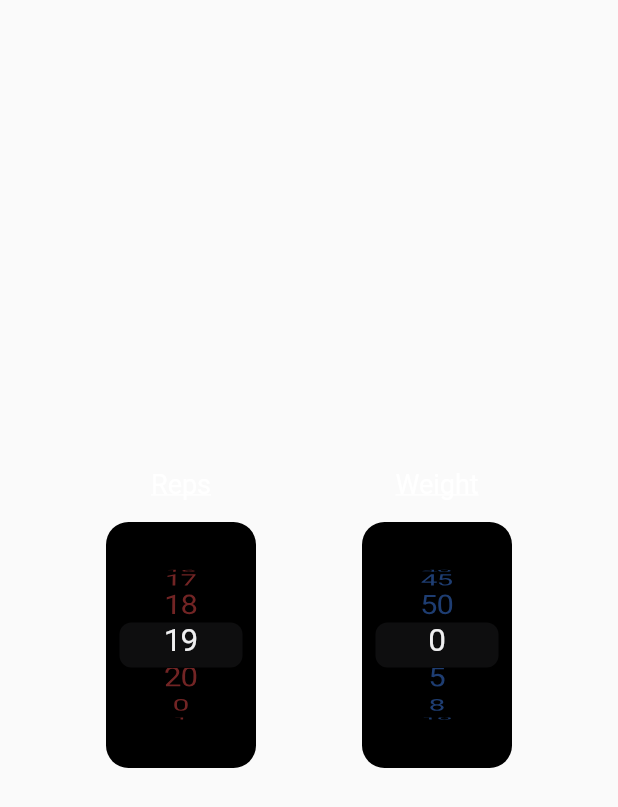
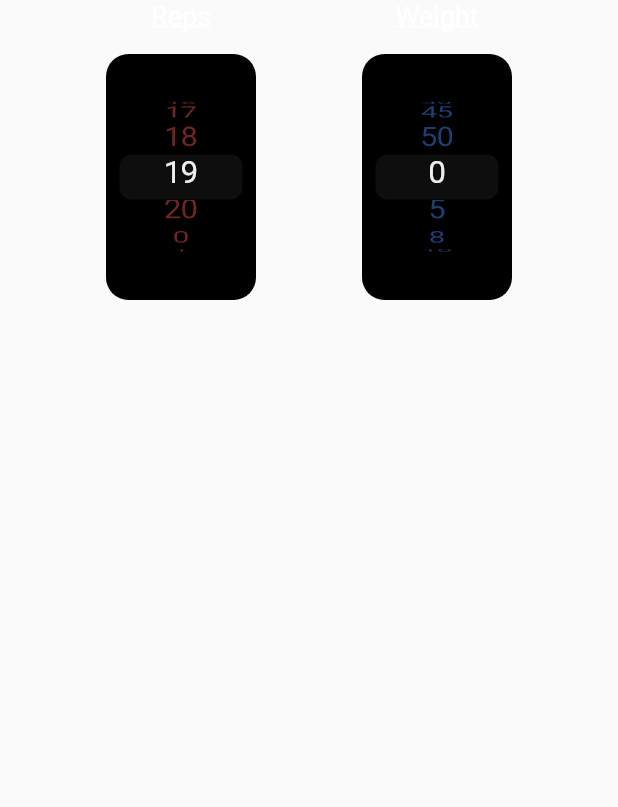
Before and after one commit to Fairfieldfred/myp90x_app, a Flutter app: the DefaultPickerView widget shown alone on an empty page, opened directly, after a tap on "19", on a phone screen of 412 x 824 dp. Shown: the top 807 px of the screen. Run offline on Flutter 3.47's test engine with Material 2 defaults, Android fonts, the phone set to English and light mode, and no system bars; our stand-ins replace sqflite, youtube_player_flutter; missing offline and left inert: dart:ffi; accounts and stored records are empty.

Commit message:
Colors and Pageview Scroll

```diff
--- a/lib/components/constants.dart
+++ b/lib/components/constants.dart
@@ -13,7 +13,7 @@ const kWorkoutNameTextStyle = TextStyle(
   // decoration: TextDecoration.underline,
 );
 const kProgramNameTextStyle = TextStyle(
-  fontSize: 30.0,
+  fontSize: 25.0,
   fontWeight: FontWeight.w900,
   decoration: TextDecoration.underline,
 );
--- a/lib/components/picker_views.dart
+++ b/lib/components/picker_views.dart
@@ -16,34 +16,21 @@ class _DefaultPickerViewState extends State<DefaultPickerView> {
   @override
   Widget build(BuildContext context) {
     final exerciseModel = context.watch<ExerciseModel>();
-    return  Column(
-      mainAxisAlignment: MainAxisAlignment.spaceEvenly,
-      children: [
-        Row(
+    return  Row(
       children: [
         Spacer(),
-            Column(
-              children: [
         SizedBox(
           height: 200.0,
           width: 100.0,
           child: RepPicker(),
         ),
-              ],
-            ),
         Spacer(),
-            Column(
-              children: [
         SizedBox(
           height: 200.0,
           width: 100.0,
           child: WeightPicker(),
         ),
-              ],
-            ),
         Spacer(),
-          ],
-        ),
       ],
     );
   }
--- a/lib/components/weight_picker.dart
+++ b/lib/components/weight_picker.dart
@@ -19,11 +19,9 @@ class _WeightPickerState extends State<WeightPicker> {
     final exerciseModel = context.watch<ExerciseModel>();
     FixedExtentScrollController _scrollController = FixedExtentScrollController(initialItem: weightToChoose.indexOf(exerciseModel.nextLastWeight));
 
-
     return Column(
       children: [
-        Text('Weight',
-            style: kPickerViewPickerTextStyle),
+        Text('Weight', style: kPickerViewPickerTextStyle),
         SizedBox(height: 15),
         Container(
           child: Expanded(
@@ -50,7 +48,6 @@ class _WeightPickerState extends State<WeightPicker> {
                     Text('$weight', style: TextStyle(
                         color: selected == weight ? Colors.white: Colors.blueAccent),)
                 ],
-
               ),
             ),
           ),
--- a/lib/main.dart
+++ b/lib/main.dart
@@ -17,7 +17,7 @@ class MyP90X extends StatelessWidget {
     return ChangeNotifierProvider(
       create: (_) => ExerciseModel(),
       child: MaterialApp(
-        initialRoute:  WelcomeScreen.id,
+        initialRoute:  MasterDetailPage.id,
         routes: {
           WelcomeScreen.id: (context) => WelcomeScreen(),
           DatabaseTestScreen.id: (context) => DatabaseTestScreen(),
--- a/lib/model/exercise_brain.dart
+++ b/lib/model/exercise_brain.dart
@@ -32,7 +32,7 @@ class ExerciseModel extends ChangeNotifier {
   int _nextLastWeight = 0;
   int get nextLastWeight => _nextLastWeight;
 
-  WorkoutData _currentWorkout = workouts[2];
+  WorkoutData _currentWorkout = workouts[0];
   WorkoutData get currentWorkout => _currentWorkout;
 
     void setCurrentWorkout(workout) {
--- a/lib/screens/master_detail_page.dart
+++ b/lib/screens/master_detail_page.dart
@@ -20,22 +20,27 @@ class _MasterDetailPageState extends State<MasterDetailPage> {
 
   @override
   Widget build(BuildContext context) {
+    final exerciseModel = context.watch<ExerciseModel>();
+    return Scaffold(
+      appBar: AppBar(
+        title: Text('My P90X WorkSheet',
+            style: kProgramNameTextStyle),
+        backgroundColor: Colors.black,
+      ),
 
-    return Scaffold(
-      appBar: AppBar(),
       body: OrientationBuilder(builder: (context, orientation) {
-        final exerciseModel = context.watch<ExerciseModel>();
+
         if (MediaQuery.of(context).size.width > 600) {
           isLargeScreen = true;
         } else {
           isLargeScreen = false;
         }
-
         return Row(children: <Widget>[
           Expanded(
+            flex: 1,
             child: WorkoutListView()
           ),
-          isLargeScreen ? Expanded(child: ExerciseScreen(exerciseModel.currentWorkout)) : Container(),
+          isLargeScreen ? Expanded(flex: 2,child: ExerciseScreen(exerciseModel.currentWorkout)) : Container(),
         ]);
       }),
     );
@@ -55,11 +60,7 @@ class _WorkoutListViewState extends State<WorkoutListView> {
     final exerciseModel = context.watch<ExerciseModel>();
     return Scaffold(
       backgroundColor: Colors.black,
-      appBar: AppBar(
-        title: Text('My P90X WorkSheet',
-            style: kProgramNameTextStyle),
-        backgroundColor: Colors.black,
-      ),
+
       body:
       ListView(
         children: [
@@ -87,11 +88,17 @@ class _WorkoutListViewState extends State<WorkoutListView> {
                     ],
                   ),
                   onPressed: (){
-
-                    setState(() {
-                      exerciseModel.setCurrentWorkout(workouts[i]);
-                      print(exerciseModel.currentWorkout.workoutName);
-                    });
+                    exerciseModel.setCurrentWorkout(workouts[i]);
+                    exerciseModel.setExerciseNumber(0);
+                    if (MediaQuery.of(context).size.width > 600) {
+                      setState(() {
+                        print(exerciseModel.currentWorkout.workoutName);
+                      });
+                    } else {
+                      Navigator.push(
+                          context,
+                          MaterialPageRoute(builder: (context) => ExerciseScreen(workouts[i])));
+                    }
                   }
               ),
             ),
--- a/pubspec.yaml
+++ b/pubspec.yaml
@@ -38,6 +38,7 @@ dev_dependencies:
   sqflite: ^2.0.0+3
   path_provider: ^2.0.1
   provider: ^5.0.0
+  youtube_player_flutter: ^8.0.0
 
 # For information on the generic Dart part of this file, see the
 # following page: https://dart.dev/tools/pub/pubspec
```
Also changed, not shown: lib/components/rep_picker.dart (+4 -11 lines), lib/components/video_screen.dart (added, +28 -0 lines), lib/screens/exercise_screen.dart (+6 -4 lines), pubspec.lock, 2 other files. Lines whose indentation alone changed are shown as unchanged.
